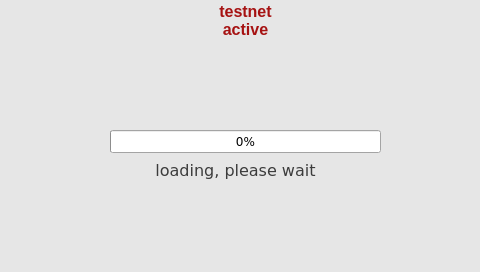
First picture: the form in xbterminal/gui/ui.ui, repository alexykot/xbterminal-firmware, before the edit.
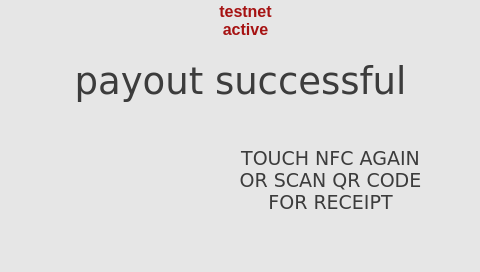
Second picture: the form after the edit. The open tabs and pages were chosen to show the change. Icons and pictures are not drawn.

Commit message: Add 'withdraw_success' screen

Diff of the .ui file:
```diff
--- a/xbterminal/gui/ui.ui
+++ b/xbterminal/gui/ui.ui
@@ -2041,6 +2041,75 @@
      </property>
     </widget>
    </widget>
+   <widget class="QWidget" name="withdraw_success_scrn">
+    <widget class="QLabel" name="wsuccess_success_lbl">
+     <property name="geometry">
+      <rect>
+       <x>20</x>
+       <y>10</y>
+       <width>441</width>
+       <height>61</height>
+      </rect>
+     </property>
+     <property name="font">
+      <font>
+       <family>Arial</family>
+       <pointsize>28</pointsize>
+      </font>
+     </property>
+     <property name="text">
+      <string>payout successful</string>
+     </property>
+     <property name="alignment">
+      <set>Qt::AlignCenter</set>
+     </property>
+    </widget>
+    <widget class="QLabel" name="wsuccess_tip_lbl">
+     <property name="geometry">
+      <rect>
+       <x>210</x>
+       <y>100</y>
+       <width>241</width>
+       <height>81</height>
+      </rect>
+     </property>
+     <property name="font">
+      <font>
+       <family>Arial</family>
+       <pointsize>14</pointsize>
+      </font>
+     </property>
+     <property name="text">
+      <string>TOUCH NFC AGAIN
+OR SCAN QR CODE
+FOR RECEIPT</string>
+     </property>
+     <property name="alignment">
+      <set>Qt::AlignCenter</set>
+     </property>
+    </widget>
+    <widget class="QLabel" name="wsuccess_receipt_qr_img">
+     <property name="geometry">
+      <rect>
+       <x>40</x>
+       <y>80</y>
+       <width>135</width>
+       <height>135</height>
+      </rect>
+     </property>
+     <property name="font">
+      <font>
+       <family>Arial</family>
+      </font>
+     </property>
+     <property name="text">
+      <string/>
+     </property>
+     <property name="scaledContents">
+      <bool>true</bool>
+     </property>
+    </widget>
+   </widget>
    <widget class="QWidget" name="error_scrn">
     <widget class="QLabel" name="errors_lbl">
      <property name="geometry">
```
The commit also changes 6 other files.
